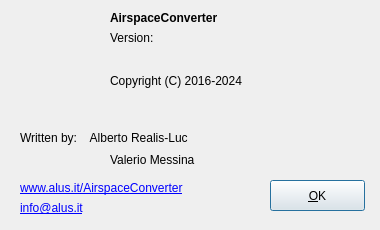
Before: the Qt Designer form AirspaceConverterQt/aboutdialog.ui in alus-it/AirspaceConverter, drawn with Qt 5.
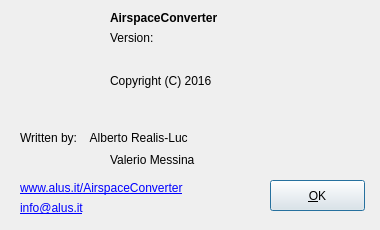
After: the same form once the commit is applied. Icons and pictures are not drawn.

Commit message: Remove from copyright year of last change

Patch:
```diff
--- a/AirspaceConverterQt/aboutdialog.ui
+++ b/AirspaceConverterQt/aboutdialog.ui
@@ -99,7 +99,7 @@
     </rect>
    </property>
    <property name="text">
-    <string>Copyright (C) 2016-2024</string>
+    <string>Copyright (C) 2016</string>
    </property>
   </widget>
   <widget class="QLabel" name="label_4">
```
The commit also changes 57 other files.
